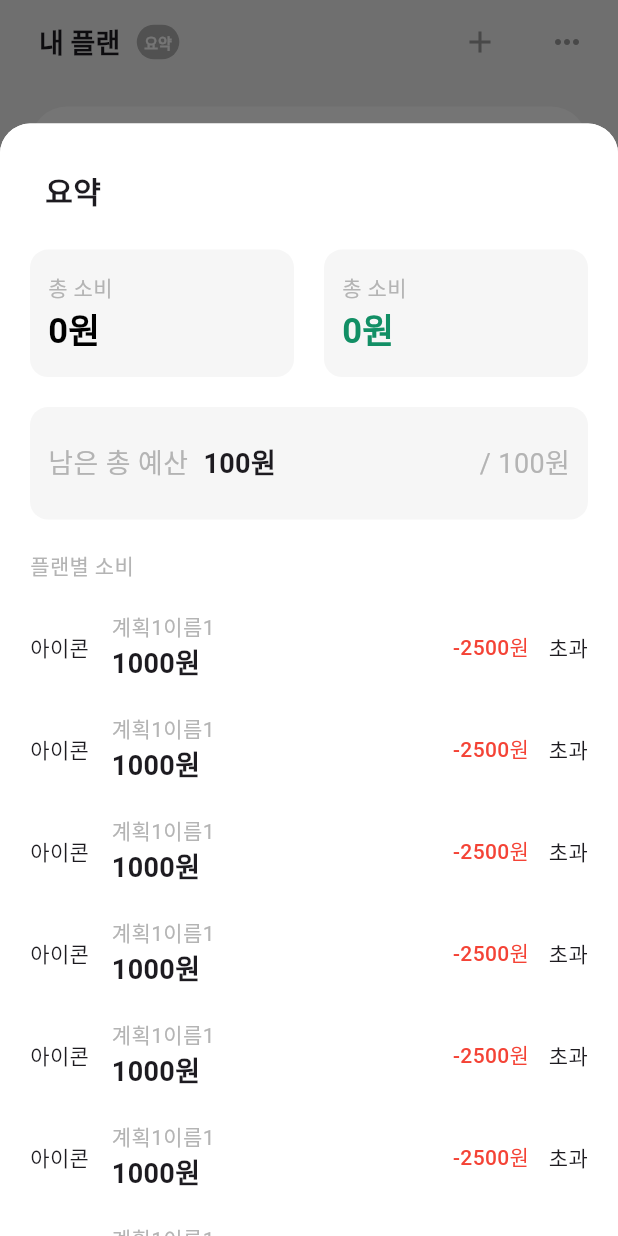
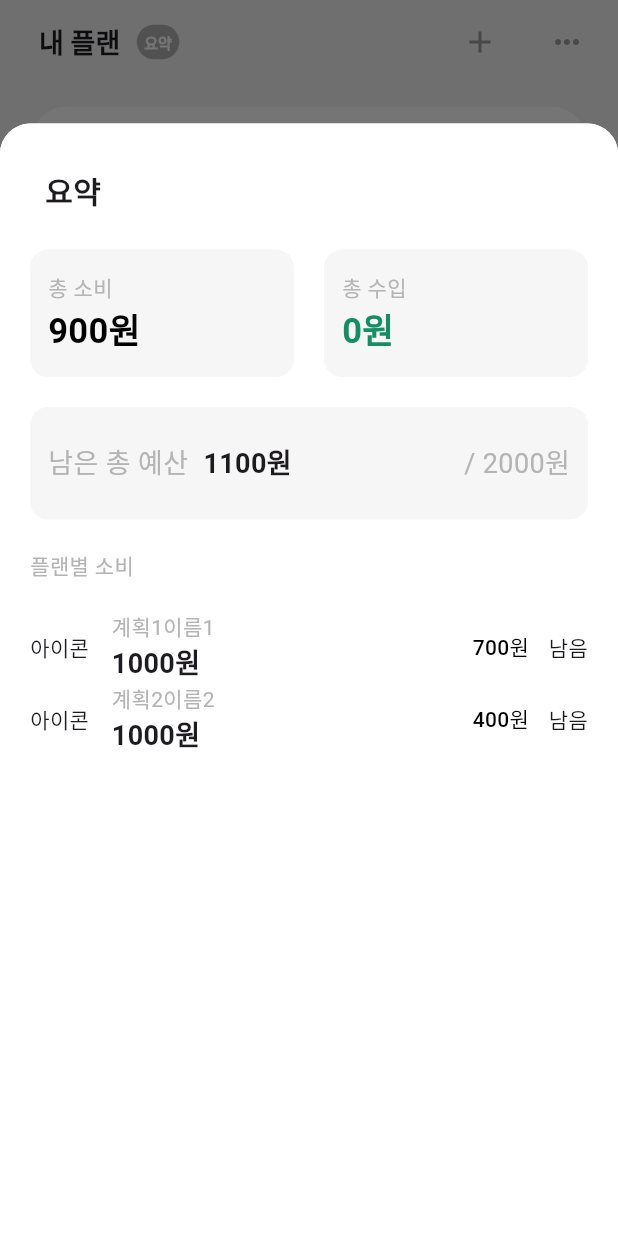
Before and after one commit to flutter-fantastic-crew/sconCloneCoding, a Flutter app: the screen it shows after launch, after a tap on "요약", on a phone screen of 412 x 824 dp. Run offline on Flutter 3.47's test engine with Material 3 defaults, Android fonts, the phone set to English and light mode, and no system bars.

Commit message:
요약 데이터 연동

```diff
--- a/lib/home_page.dart
+++ b/lib/home_page.dart
@@ -6,14 +6,14 @@ import 'package:sang/widget/appbar_widget.dart';
 class HomePage extends StatelessWidget {
   @override
   Widget build(BuildContext context) {
+    return ChangeNotifierProvider<HomePageViewModel>(
+        create: (_) => HomePageViewModel(),
+        builder: (context, child) {
           return Scaffold(
             backgroundColor: const Color(0xFFF3F3F3),
             appBar: AppbarWidget(context: context),
             body: SafeArea(
-        child: ChangeNotifierProvider<HomePageViewModel>(
-          create: (_) => HomePageViewModel(),
-          builder: (context, child) {
-            return Column(
+              child: Column(
                 children: [
                   Consumer<HomePageViewModel>(
                       builder: (context, homePageViewModel, child) {
@@ -60,10 +60,9 @@ class HomePage extends StatelessWidget {
                     ),
                   )
                 ],
-            );
-          },
               ),
             ),
           );
+        });
   }
 }
--- a/lib/view_model/home_page_view_model.dart
+++ b/lib/view_model/home_page_view_model.dart
@@ -46,7 +46,7 @@ class HomePageViewModel with ChangeNotifier {
             planHistoryId: 1,
             memo: "메모메모1",
             createAt: DateTime.now(),
-            expenses: 200,
+            expenses: 500,
           )
         ],
         totalPlan: 1000)
@@ -55,6 +55,21 @@ class HomePageViewModel with ChangeNotifier {
 
   int _currentPage = 0;
   int get currentPage => _currentPage;
+
+  // 총 소비
+  int get totalPlanExpenses =>
+      plans.map((e) => e.totalExpenses).reduce((sum, value) => sum + value);
+
+  // 총 수입
+  int get totalPlanIncome => 0;
+
+  // 남은 총 예산
+  int get remainTotalBudget =>
+      totalBudget + totalPlanIncome - totalPlanExpenses;
+
+  // 총 예산
+  int get totalBudget =>
+      plans.map((e) => e.totalPlan).reduce((sum, element) => sum + element);
 
   void changePage(int currentPage) {
     _currentPage = currentPage;
--- a/lib/widget/appbar_widget.dart
+++ b/lib/widget/appbar_widget.dart
@@ -1,4 +1,6 @@
 import 'package:flutter/material.dart';
+import 'package:provider/provider.dart';
+import 'package:sang/view_model/home_page_view_model.dart';
 import 'package:sang/widget/history_card_widget.dart';
 import 'package:sang/widget/title_card_widget.dart';
 
@@ -36,7 +38,7 @@ class AppbarWidget extends AppBar {
                   shape: RoundedRectangleBorder(
                     borderRadius: BorderRadius.circular(20.0),
                   ),
-                  builder: (BuildContext context) {
+                  builder: (_) {
                     return FractionallySizedBox(
                       heightFactor: 0.9,
                       child: Container(
@@ -48,6 +50,7 @@ class AppbarWidget extends AppBar {
                             topRight: Radius.circular(20),
                           ),
                         ),
+                        child: SingleChildScrollView(
                           child: Column(
                             crossAxisAlignment: CrossAxisAlignment.start,
                             children: [
@@ -66,7 +69,8 @@ class AppbarWidget extends AppBar {
                                     flex: 1,
                                     child: TitleCardWidget(
                                       title: "총 소비",
-                                    desc: "0원",
+                                      desc:
+                                          "${context.read<HomePageViewModel>().totalPlanExpenses}원",
                                     ),
                                   ),
                                   const SizedBox(
@@ -75,8 +79,9 @@ class AppbarWidget extends AppBar {
                                   Expanded(
                                     flex: 1,
                                     child: TitleCardWidget(
-                                    title: "총 소비",
-                                    desc: "0원",
+                                      title: "총 수입",
+                                      desc:
+                                          "${context.read<HomePageViewModel>().totalPlanIncome}원",
                                       descColor: Color(0xFF128F65),
                                     ),
                                   ),
@@ -87,6 +92,10 @@ class AppbarWidget extends AppBar {
                               ),
                               Container(
                                 height: 75,
+                                decoration: BoxDecoration(
+                                  color: const Color(0xFFF6F6F6),
+                                  borderRadius: BorderRadius.circular(12),
+                                ),
                                 child: Padding(
                                   padding: const EdgeInsets.only(
                                       left: 12, top: 15, bottom: 15, right: 12),
@@ -98,7 +107,7 @@ class AppbarWidget extends AppBar {
                                         crossAxisAlignment:
                                             CrossAxisAlignment.center,
                                         children: [
-                                        Text(
+                                          const Text(
                                             "남은 총 예산",
                                             style: TextStyle(
                                               fontSize: 18,
@@ -109,8 +118,8 @@ class AppbarWidget extends AppBar {
                                             width: 10,
                                           ),
                                           Text(
-                                          "100원",
-                                          style: TextStyle(
+                                            "${context.read<HomePageViewModel>().remainTotalBudget}원",
+                                            style: const TextStyle(
                                               fontWeight: FontWeight.bold,
                                               fontSize: 18,
                                             ),
@@ -118,18 +127,14 @@ class AppbarWidget extends AppBar {
                                         ],
                                       ),
                                       Text(
-                                      "/ 100원",
-                                      style: TextStyle(
+                                        "/ ${context.read<HomePageViewModel>().totalBudget}원",
+                                        style: const TextStyle(
                                           fontSize: 18,
                                           color: Color(0xFFB4B4B4),
                                         ),
                                       ),
                                     ],
                                   ),
-                              ),
-                              decoration: BoxDecoration(
-                                color: const Color(0xFFF6F6F6),
-                                borderRadius: BorderRadius.circular(12),
                                 ),
                               ),
                               const SizedBox(
@@ -144,42 +149,12 @@ class AppbarWidget extends AppBar {
                               const SizedBox(
                                 height: 20,
                               ),
-                            Expanded(
-                              child: ListView.builder(
-                                shrinkWrap: true,
-                                itemCount: 50,
-                                itemBuilder: (context, index) {
-                                  return Container(
-                                    padding: const EdgeInsets.only(bottom: 20),
-                                    child: HistoryCardWidget(
-                                      planDataEntity: PlanDataEntity(
-                                          planId: 0,
-                                          planStartDate: DateTime.now(),
-                                          planEndDate: DateTime.now(),
-                                          planMemo: "메모1메모1",
-                                          planName: "계획1이름1",
-                                          planIcon: "아이콘",
-                                          planHistory: [
-                                            PlanHistoryEntity(
-                                              planHistoryId: 0,
-                                              memo: "메모메모",
-                                              createAt: DateTime.now(),
-                                              expenses: 3300,
-                                            ),
-                                            PlanHistoryEntity(
-                                              planHistoryId: 1,
-                                              memo: "메모메모1",
-                                              createAt: DateTime.now(),
-                                              expenses: 200,
+                              ...context.read<HomePageViewModel>().plans.map(
+                                    (planData) => HistoryCardWidget(
+                                        planDataEntity: planData),
                                   )
                             ],
-                                          totalPlan: 1000),
                           ),
-                                  );
-                                },
-                              ),
-                            )
-                          ],
                         ),
                       ),
                     );
```
Lines whose indentation alone changed are shown as unchanged.
